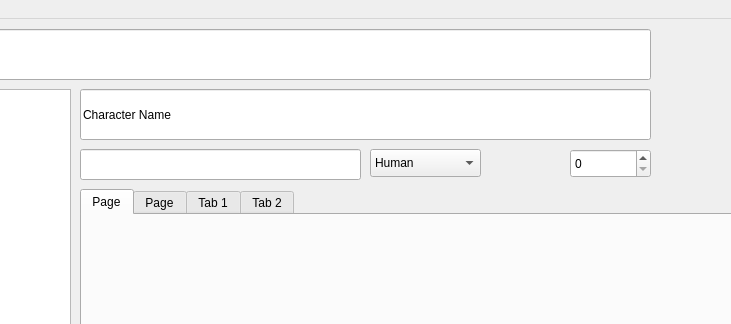
First picture: the form in dmanager.ui, repository mng-25/DungeonManager, before the edit; both pictures show x 260 to 991 and y 0 to 324 of the 1124 by 843 pixel window.
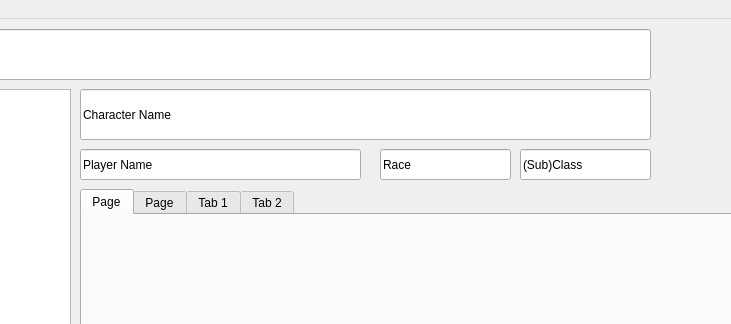
Second picture: the form after the edit.

Commit message:
Created paramteterized functions for database creation/opening and added list position and player name interactions
TODO: Populate data from "Open File" dialog entry, allowing existing
databases to be loaded

Patch:
```diff
--- a/dmanager.ui
+++ b/dmanager.ui
@@ -111,7 +111,7 @@
      </rect>
     </property>
     <property name="text">
-     <string/>
+     <string>Player Name</string>
     </property>
    </widget>
    <widget class="QPushButton" name="commitButton">
@@ -127,46 +127,6 @@
      <string>Commit Changes</string>
     </property>
    </widget>
-   <widget class="QSpinBox" name="spinBox">
-    <property name="geometry">
-     <rect>
-      <x>830</x>
-      <y>130</y>
-      <width>81</width>
-      <height>29</height>
-     </rect>
-    </property>
-   </widget>
-   <widget class="QComboBox" name="comboBox">
-    <property name="geometry">
-     <rect>
-      <x>630</x>
-      <y>130</y>
-      <width>111</width>
-      <height>28</height>
-     </rect>
-    </property>
-    <item>
-     <property name="text">
-      <string>Human</string>
-     </property>
-    </item>
-    <item>
-     <property name="text">
-      <string>Elf</string>
-     </property>
-    </item>
-    <item>
-     <property name="text">
-      <string>Dwarf</string>
-     </property>
-    </item>
-    <item>
-     <property name="text">
-      <string>Orc</string>
-     </property>
-    </item>
-   </widget>
    <widget class="QLineEdit" name="campaignName">
     <property name="geometry">
      <rect>
@@ -185,6 +145,32 @@
      <string>Campaign Name</string>
     </property>
    </widget>
+   <widget class="QLineEdit" name="class_subclass">
+    <property name="geometry">
+     <rect>
+      <x>780</x>
+      <y>130</y>
+      <width>131</width>
+      <height>31</height>
+     </rect>
+    </property>
+    <property name="text">
+     <string>(Sub)Class</string>
+    </property>
+   </widget>
+   <widget class="QLineEdit" name="race">
+    <property name="geometry">
+     <rect>
+      <x>640</x>
+      <y>130</y>
+      <width>131</width>
+      <height>31</height>
+     </rect>
+    </property>
+    <property name="text">
+     <string>Race</string>
+    </property>
+   </widget>
   </widget>
   <widget class="QMenuBar" name="menubar">
    <property name="geometry">
```
The commit also changes 2 other files.
